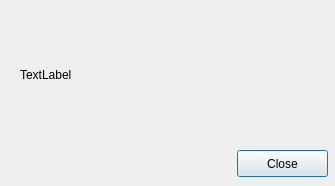
Qt form forms/aboutdialog.ui (zeitdice/zeitmachine-qt) before a commit.
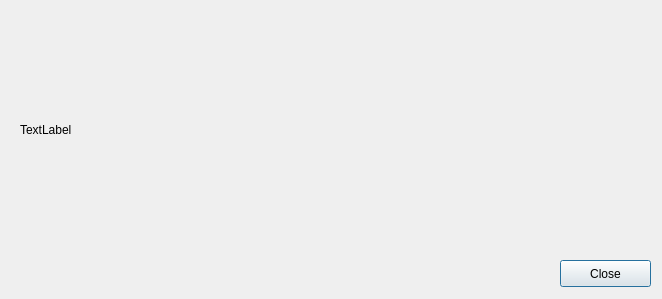
The same form after that commit.

```diff
--- a/forms/aboutdialog.ui
+++ b/forms/aboutdialog.ui
@@ -6,8 +6,8 @@
    <rect>
     <x>0</x>
     <y>0</y>
-    <width>335</width>
-    <height>186</height>
+    <width>662</width>
+    <height>299</height>
    </rect>
   </property>
   <property name="windowTitle">
@@ -18,8 +18,8 @@
     <rect>
      <x>20</x>
      <y>10</y>
-     <width>301</width>
-     <height>131</height>
+     <width>621</width>
+     <height>241</height>
     </rect>
    </property>
    <property name="text">
@@ -35,8 +35,8 @@
   <widget class="QPushButton" name="closeButton">
    <property name="geometry">
     <rect>
-     <x>237</x>
-     <y>150</y>
+     <x>560</x>
+     <y>260</y>
      <width>91</width>
      <height>27</height>
     </rect>
```
